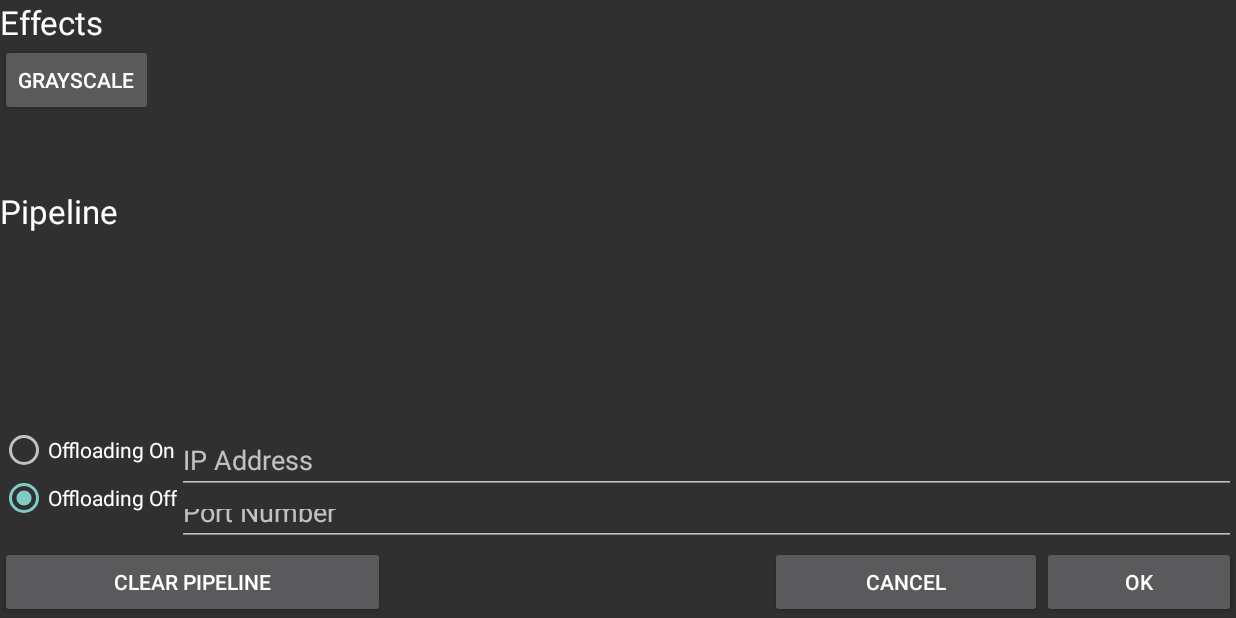
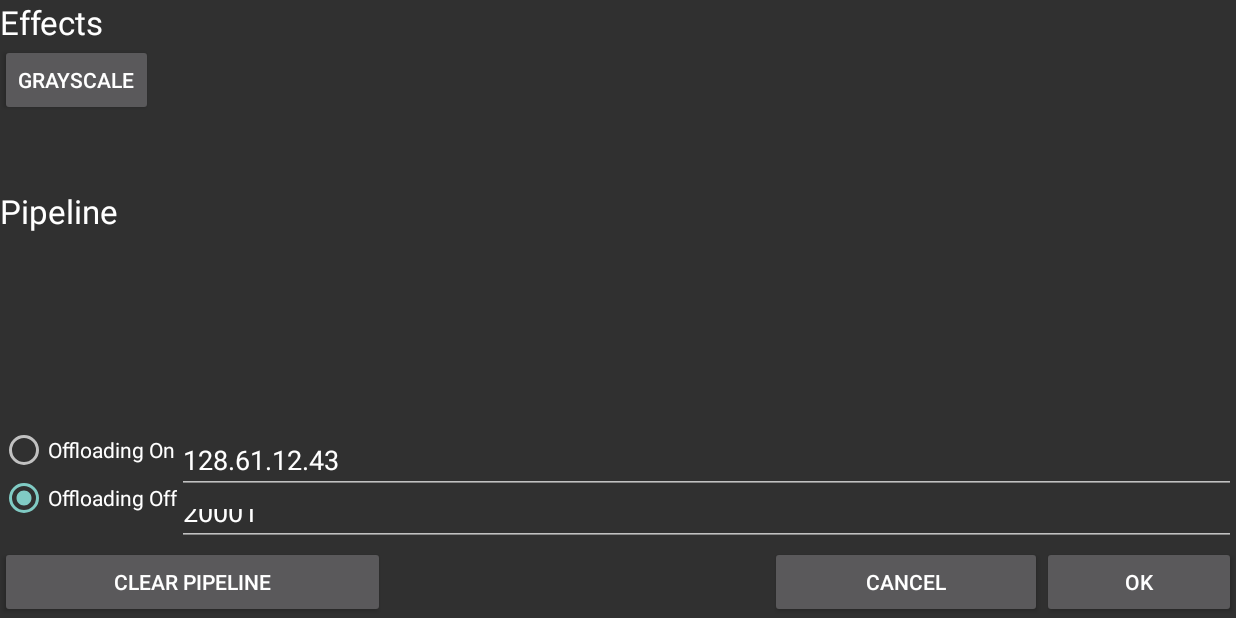
Before and after one commit to farzonl/cs6250, an Android app: the PipelineEditingActivity screen opened directly, with no data from a screen before it, on a phone screen of 824 x 412 dp (held sideways). Run offline under Robolectric (Android 15) with nearby library versions, the phone set to English and light mode, and no system bars; libraries missing offline, so code that uses them is left out: org.apache.avro.

Commit message:
Change layout, IP Address and Port Number for GTWifi

```diff
--- a/app/src/main/java/cs6250/benchmarkingsuite/imageprocessing/core/PipelineEditingActivity.java
+++ b/app/src/main/java/cs6250/benchmarkingsuite/imageprocessing/core/PipelineEditingActivity.java
@@ -18,6 +18,7 @@ import android.widget.Button;
 import android.widget.RadioButton;
 import android.widget.LinearLayout;
 import android.widget.EditText;
+import android.widget.TextView;
 
 /**
  * Activity where the user is able to edit the pipeline by inserting and removing effects.
@@ -59,6 +60,9 @@ public class PipelineEditingActivity extends Activity implements OnClickListener
 		effects = (ArrayList<Effect>) this.getIntent().getSerializableExtra("effects");
 		ipTextBox = this.findViewById(R.id.ip_address);
 		portTextBox = this.findViewById(R.id.PortNumber);
+		ipTextBox.setText("128.61.12.43", TextView.BufferType.EDITABLE);
+		portTextBox.setText("20001", TextView.BufferType.EDITABLE);
+
 		if(effects == null) {
 			Log.e(TAG, "effects list is null");
 			effects = new ArrayList<Effect>();
--- a/app/src/main/res/layout/activity_video_viewing.xml
+++ b/app/src/main/res/layout/activity_video_viewing.xml
@@ -7,7 +7,7 @@
 <org.opencv.android.JavaCameraView
 android:id="@+id/frameView"
 android:layout_width="match_parent"
-android:layout_height="480dp" >
+android:layout_height="200dp" >
 
 </org.opencv.android.JavaCameraView>
 <Button
```
